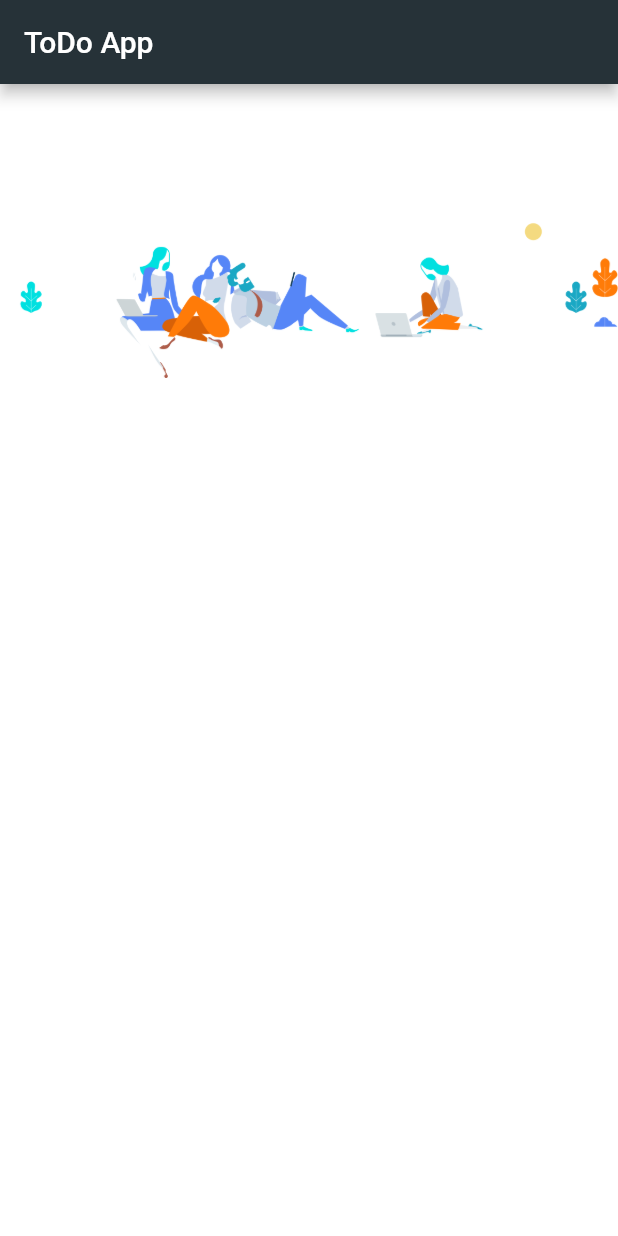
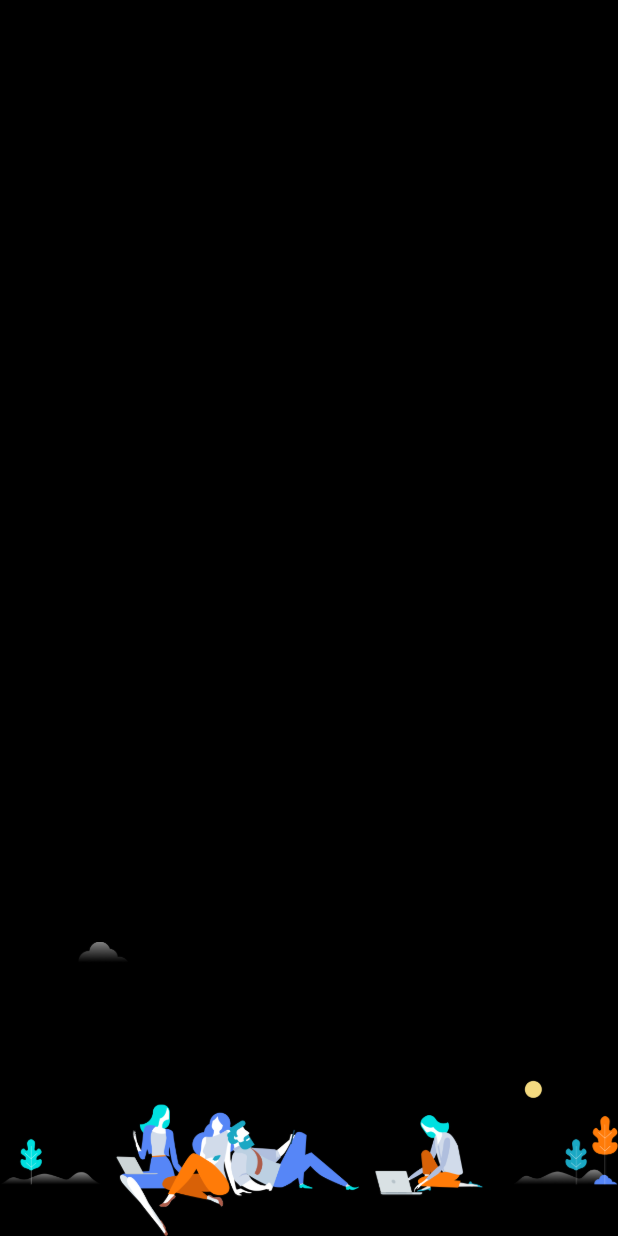
Before and after one commit to ankush3003/ToDo_Flutter, a Flutter app: the screen it shows after launch, on a phone screen of 412 x 824 dp. Run offline on Flutter 3.47's test engine with Material 2 defaults, Android fonts, the phone set to English and light mode, and no system bars.

```diff
--- a/lib/main.dart
+++ b/lib/main.dart
@@ -1,14 +1,26 @@
 import 'package:flutter/material.dart';
 
-void main() => runApp(
-      MaterialApp(
-        home: Scaffold(
-          backgroundColor: Colors.white,
-          appBar: AppBar(
+void main() => runApp(ToDoApp());
+
+class ToDoApp extends StatelessWidget {
+  @override
+  Widget build(BuildContext context) {
+    return MaterialApp(
+      home: Scaffold(
+        backgroundColor: Colors.black,
+        /*appBar: AppBar(
+            leading: Padding(
+              padding: EdgeInsets.all(8.0),
+              child: Image(
+                image: AssetImage('images/launcher.png'),
+              ),
+            ),
             title: Text("ToDo App"),
             backgroundColor: Colors.blueGrey[900],
-          ),
-          body: Container(
+          ),*/
+        body: Container(
+          child: Align(
+            alignment: Alignment.bottomCenter,
             child: Image(
               image: AssetImage('images/login_bg.png'),
             ),
@@ -16,3 +28,5 @@ void main() => runApp(
         ),
       ),
     );
+  }
+}
```
Also changed, not shown: lib/testing.dart (added, +69 -0 lines), pubspec.yaml (+4 -6 lines), fonts/Pacifico-Regular.ttf (added), images/launcher.png (added).
